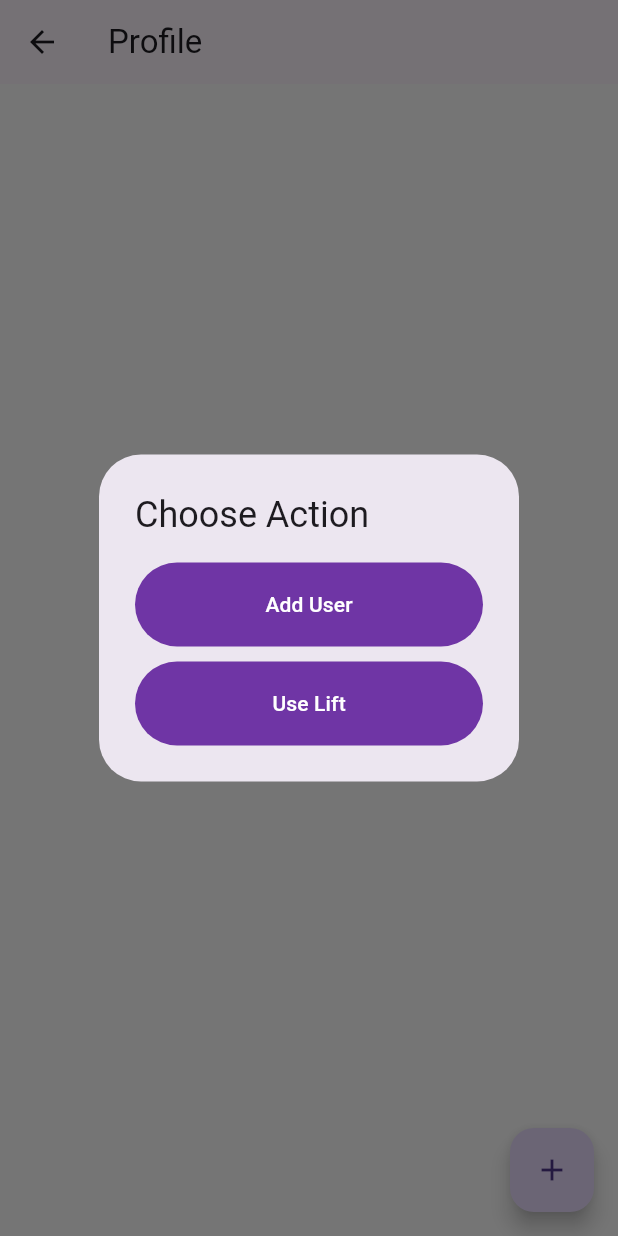
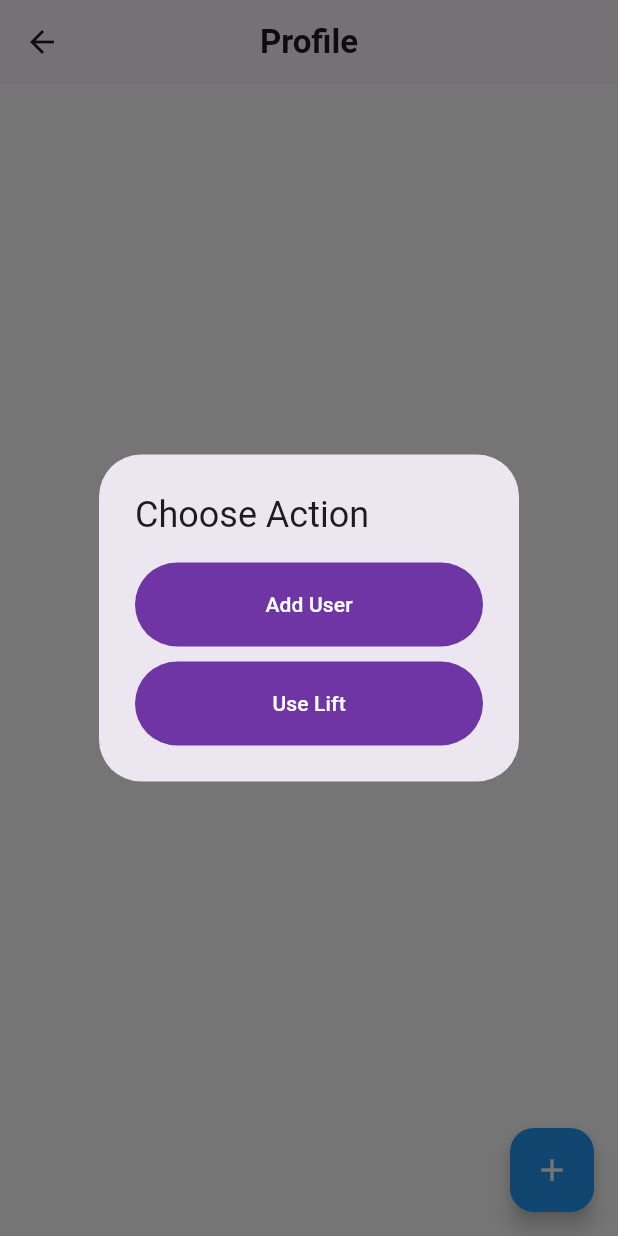
Before and after one commit to GaneshAdimalupu/Lift-Access-Control-Using-Rfid, a Flutter app: the ProfileScreen screen opened directly, after a tap on the "add" icon, on a phone screen of 412 x 824 dp. Run offline on Flutter 3.47's test engine with Material 3 defaults, Android fonts, the light colour scheme and no system bars; our stand-ins replace cloud_firestore, firebase_auth, firebase_core, flutter_svg, fluttertoast, google_sign_in and 2 more; accounts and stored records are empty; project files that could hold a hidden picture were left out.

Commit message:
added some styling to the pages

```diff
--- a/lib/dashboard/models/profile_screen.dart
+++ b/lib/dashboard/models/profile_screen.dart
@@ -3,34 +3,53 @@ import 'package:cloud_firestore/cloud_firestore.dart';
 import 'package:flutter_auth/dashboard/models/add_user.dart';
 
 class ProfileScreen extends StatelessWidget {
-  const ProfileScreen({super.key});
+  const ProfileScreen({Key? key});
 
   @override
   Widget build(BuildContext context) {
     return Scaffold(
       appBar: AppBar(
-        title: const Text('Profile'),
+        title: Text(
+          'Profile',
+          style: TextStyle(
+            fontWeight: FontWeight.bold,
+          ),
+        ),
+        centerTitle: true,
+        //backgroundColor: Colors.blue, // Change app bar background color
       ),
       body: StreamBuilder<QuerySnapshot>(
         stream: FirebaseFirestore.instance.collection('users').snapshots(),
         builder: (context, snapshot) {
           if (snapshot.hasError) {
             return Center(
-              child: Text('Error: ${snapshot.error}'),
+              child: Text(
+                'Error: ${snapshot.error}',
+                style: TextStyle(
+                  color: Colors.red, // Error text color
+                ),
+              ),
             );
           }
 
           if (snapshot.connectionState == ConnectionState.waiting) {
-            return const Center(
-              child: CircularProgressIndicator(),
+            return Center(
+              child: CircularProgressIndicator(
+                color: Colors.blue, // Loading indicator color
+              ),
             );
           }
 
           final users = snapshot.data?.docs;
 
           if (users == null || users.isEmpty) {
-            return const Center(
-              child: Text('No users found'),
+            return Center(
+              child: Text(
+                'No users found',
+                style: TextStyle(
+                  color: Colors.grey, // Text color for no users found
+                ),
+              ),
             );
           }
 
@@ -38,10 +57,22 @@ class ProfileScreen extends StatelessWidget {
             itemCount: users.length,
             itemBuilder: (context, index) {
               final userData = users[index].data() as Map<String, dynamic>;
-              return ListTile(
-                title: Text(userData['fullName'] ?? 'Unknown'),
-                subtitle: Text(
-                  'Email: ${userData['email'] ?? 'Unknown'}, College ID: ${userData['collegeID'] ?? 'Unknown'}',
+              return Card(
+                elevation: 3, // Card elevation
+                margin: EdgeInsets.symmetric(vertical: 8, horizontal: 16), // Card margin
+                child: ListTile(
+                  title: Text(
+                    userData['fullName'] ?? 'Unknown',
+                    style: TextStyle(
+                      fontWeight: FontWeight.bold,
+                    ),
+                  ),
+                  subtitle: Text(
+                    'Email: ${userData['email'] ?? 'Unknown'}, College ID: ${userData['collegeID'] ?? 'Unknown'}',
+                    style: TextStyle(
+                      color: Colors.grey, // Subtitle text color
+                    ),
+                  ),
                 ),
               );
             },
@@ -55,7 +86,11 @@ class ProfileScreen extends StatelessWidget {
             builder: (context) => AddUserDialog(),
           );
         },
-        child: const Icon(Icons.add),
+        child: Icon(
+          Icons.add,
+          color: Colors.white, // Icon color
+        ),
+        backgroundColor: Colors.blue, // Floating action button color
       ),
     );
   }
```
Also changed, not shown: lib/dashboard/components/lift_usage_chart.dart (+65 -30 lines), lib/dashboard/models/lift_usage_log.dart (+24 -57 lines), lib/services/firestore_service.dart (+8 -3 lines).
